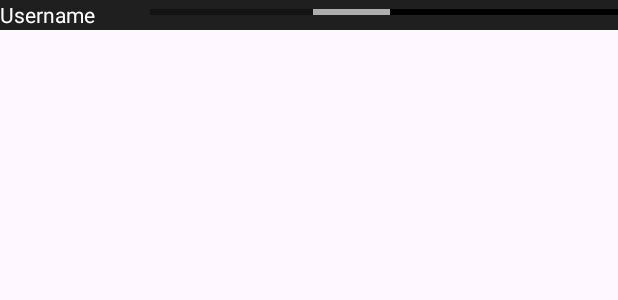
After one commit to tankoman228/LearnTogether_Mobile_fixed, an Android app: the layout item_gantt.xml on its own in the app's theme, with its tools: preview values and no code run, on a phone screen of 412 x 824 dp. The commit adds this screen. Shown: the top 300 px of the screen. Run offline under Robolectric (Android 15) with nearby library versions, the phone set to English and light mode, and no system bars.

Commit message:
Адаптер для диаграммы Ганта

```diff
--- a/app/src/main/java/com/example/learntogether_mobile/API/ListU.kt
+++ b/app/src/main/java/com/example/learntogether_mobile/API/ListU.kt
@@ -28,7 +28,7 @@ class ListU {
     var Role: String? = null
 
     @SerializedName("Start")
-    var Start: String? = null
+    var Start: Int? = null
 
     @SerializedName("Sender")
     var Sender: String? = null
@@ -128,7 +128,7 @@ class ListU {
     var SuspectedID = 0
 
     @SerializedName("End")
-    var End: String? = null
+    var End: Int? = null
 
     @SerializedName("Name")
     var Name: String? = null
--- a/app/src/main/res/layout/activity_meeting_info.xml
+++ b/app/src/main/res/layout/activity_meeting_info.xml
@@ -4,6 +4,5 @@
     xmlns:tools="http://schemas.android.com/tools"
     android:layout_width="match_parent"
     android:layout_height="match_parent"
-    tools:context=".Activities.MeetingInfo">
-
-</androidx.constraintlayout.widget.ConstraintLayout>
+    android:background="@color/black2"
+    tools:context=".Activities.MeetingInfo"/>
--- /dev/null
+++ b/app/src/main/res/layout/item_gantt.xml
@@ -0,0 +1,63 @@
+<?xml version="1.0" encoding="utf-8"?>
+<androidx.constraintlayout.widget.ConstraintLayout xmlns:android="http://schemas.android.com/apk/res/android"
+    xmlns:app="http://schemas.android.com/apk/res-auto"
+    xmlns:tools="http://schemas.android.com/tools"
+    android:layout_width="match_parent"
+    android:layout_height="wrap_content"
+    android:background="@color/black2">
+
+    <ProgressBar
+        android:id="@+id/pbLeft"
+        style="?android:attr/progressBarStyleHorizontal"
+        android:layout_width="0dp"
+        android:layout_height="wrap_content"
+        android:layout_marginStart="100dp"
+        android:max="1440"
+        android:progress="500"
+        android:progressTint="@color/black"
+        app:layout_constraintEnd_toEndOf="parent"
+        app:layout_constraintStart_toStartOf="parent"
+        app:layout_constraintTop_toTopOf="parent" />
+
+    <ProgressBar
+        android:id="@+id/pbRight"
+        style="?android:attr/progressBarStyleHorizontal"
+        android:layout_width="0dp"
+        android:layout_height="wrap_content"
+        android:layout_marginStart="100dp"
+        android:max="1440"
+        android:progress="700"
+        android:progressTint="@color/black"
+        android:rotation="180"
+        app:layout_constraintEnd_toEndOf="parent"
+        app:layout_constraintStart_toStartOf="parent"
+        app:layout_constraintTop_toTopOf="parent" />
+
+    <ProgressBar
+        android:id="@+id/pbBg"
+        style="?android:attr/progressBarStyleHorizontal"
+        android:layout_width="0dp"
+        android:layout_height="wrap_content"
+        android:layout_marginStart="100dp"
+        android:max="100"
+        android:progress="100"
+        android:progressTint="@color/white"
+        android:progressTintMode="multiply"
+        android:rotation="180"
+        android:translationZ="-2sp"
+        app:layout_constraintEnd_toEndOf="parent"
+        app:layout_constraintStart_toStartOf="parent"
+        app:layout_constraintTop_toTopOf="parent" />
+
+    <TextView
+        android:id="@+id/tvUsername"
+        android:layout_width="0dp"
+        android:layout_height="20sp"
+        android:text="Username"
+        android:textColor="@color/white"
+        app:layout_constraintEnd_toStartOf="@+id/pbLeft"
+        app:layout_constraintStart_toStartOf="parent"
+        app:layout_constraintTop_toTopOf="parent" />
+
+
+</androidx.constraintlayout.widget.ConstraintLayout>
```
Also changed, not shown: app/src/main/java/com/example/learntogether_mobile/Activities/Adapters/GanttAdapter.java (added, +66 -0 lines).
